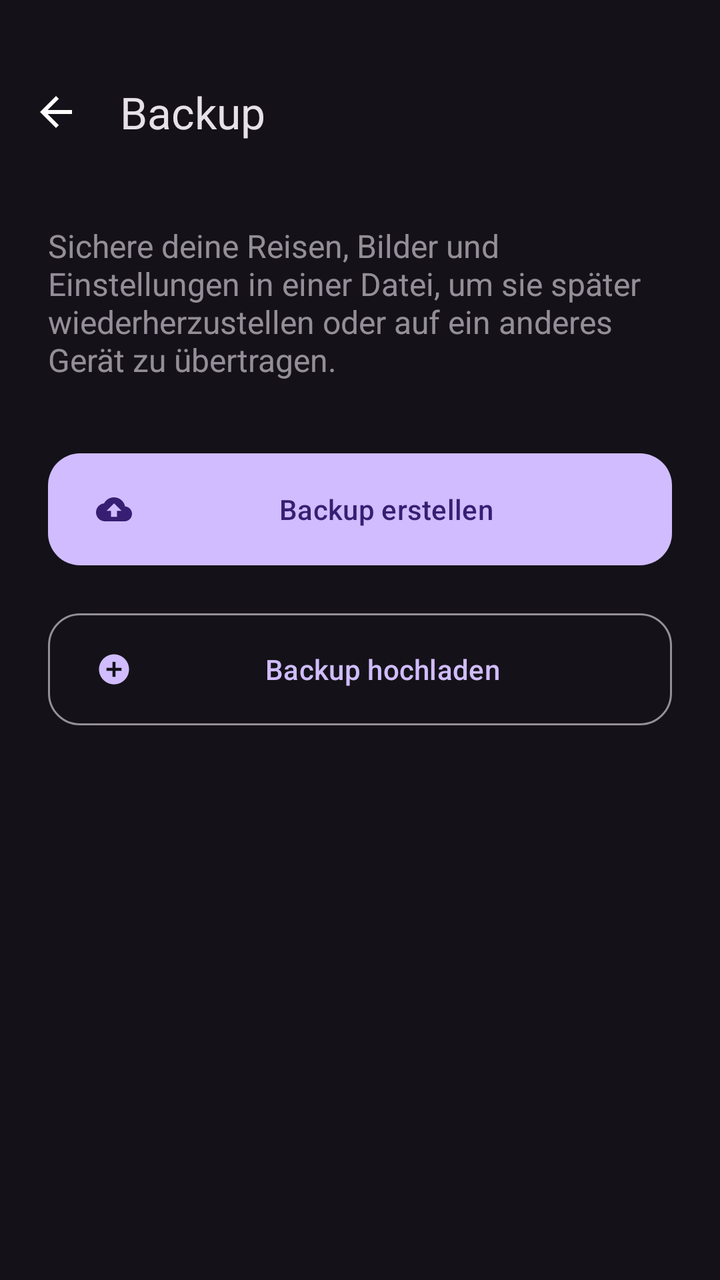
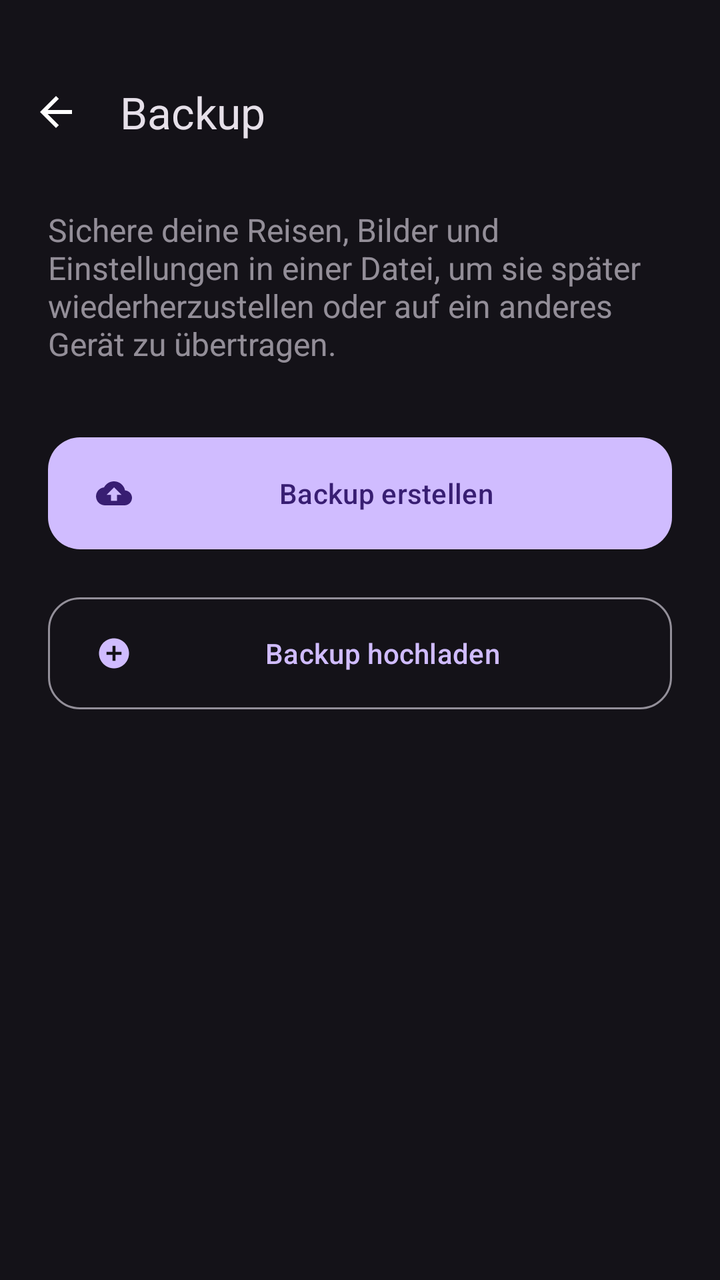

Compare the two renders of this Android layout. The source of the first and the diff that turns it into the second are given below.
<!-- AndroidManifest.xml: application theme Theme.PlacesTracker -->
<!-- res/layout/fragment_backup.xml -->
<?xml version="1.0" encoding="utf-8"?>
<androidx.coordinatorlayout.widget.CoordinatorLayout xmlns:android="http://schemas.android.com/apk/res/android"
    xmlns:app="http://schemas.android.com/apk/res-auto"
    android:layout_width="match_parent"
    android:layout_height="match_parent"
    android:background="?android:attr/windowBackground">

    <com.google.android.material.appbar.AppBarLayout
        android:layout_width="match_parent"
        android:layout_height="wrap_content"
        android:background="@android:color/transparent"
        app:elevation="0dp">

        <View
            android:layout_width="match_parent"
            android:layout_height="24dp" />

        <com.google.android.material.appbar.MaterialToolbar
            android:id="@+id/toolbar"
            android:layout_width="match_parent"
            android:layout_height="?attr/actionBarSize"
            app:navigationIcon="@drawable/ic_arrow_back"
            app:title="@string/backup" />
    </com.google.android.material.appbar.AppBarLayout>

    <LinearLayout
        android:layout_width="match_parent"
        android:layout_height="match_parent"
        android:orientation="vertical"
        android:padding="24dp"
        app:layout_behavior="@string/appbar_scrolling_view_behavior">

        <TextView
            android:layout_width="match_parent"
            android:layout_height="wrap_content"
            android:text="@string/backup_instruction"
            android:textSize="16sp"
            android:alpha="0.7"
            android:layout_marginBottom="32dp"/>

        <com.google.android.material.button.MaterialButton
            android:id="@+id/btnCreateBackup"
            android:layout_width="match_parent"
            android:layout_height="64dp"
            android:text="@string/create_backup"
            app:icon="@drawable/ic_backup"
            app:cornerRadius="16dp"
            android:layout_marginBottom="16dp" />

        <com.google.android.material.button.MaterialButton
            android:id="@+id/btnRestoreBackup"
            style="@style/Widget.Material3.Button.OutlinedButton"
            android:layout_width="match_parent"
            android:layout_height="64dp"
            android:text="@string/upload_backup"
            app:icon="@drawable/ic_add_circle"
            app:cornerRadius="16dp" />

        <View
            android:layout_width="0dp"
            android:layout_height="0dp"
            android:layout_weight="1" />

        <TextView
            android:id="@+id/tvBackupStatus"
            android:layout_width="match_parent"
            android:layout_height="wrap_content"
            android:gravity="center"
            android:text=""
            android:textAppearance="@style/TextAppearance.Material3.BodySmall" />

        <com.google.android.material.progressindicator.LinearProgressIndicator
            android:id="@+id/backupProgress"
            android:layout_width="match_parent"
            android:layout_height="wrap_content"
            android:layout_marginTop="8dp"
            android:visibility="invisible" />

    </LinearLayout>

</androidx.coordinatorlayout.widget.CoordinatorLayout>
<!-- resources referenced by this layout -->
<resources>
  <!-- drawable ic_add_circle (drawable) -->
  <vector xmlns:android="http://schemas.android.com/apk/res/android"
      android:width="24dp"
      android:height="24dp"
      android:viewportWidth="24"
      android:viewportHeight="24">
      <path
          android:fillColor="#FFFFFFFF"
          android:pathData="M12,2C6.48,2 2,6.48 2,12s4.48,10 10,10 10,-4.48 10,-10S17.52,2 12,2zM17,13h-4v4h-2v-4H7v-2h4V7h2v4h4v2z"/>
  </vector>
  <!-- drawable ic_arrow_back (drawable) -->
  <vector xmlns:android="http://schemas.android.com/apk/res/android" android:autoMirrored="true" android:height="24dp" android:tint="#FFFFFF" android:viewportHeight="960" android:viewportWidth="960" android:width="24dp">
        
      <path android:fillColor="@android:color/white" android:pathData="M313,520L537,744L480,800L160,480L480,160L537,216L313,440L800,440L800,520L313,520Z"/>
      
  </vector>
  <!-- drawable ic_backup (drawable) -->
  <vector xmlns:android="http://schemas.android.com/apk/res/android" android:height="24dp" android:tint="#000000" android:viewportHeight="24" android:viewportWidth="24" android:width="24dp">
        
      <path android:fillColor="@android:color/white" android:pathData="M19.35,10.04C18.67,6.59 15.64,4 12,4 9.11,4 6.6,5.64 5.35,8.04 2.34,8.36 0,10.91 0,14c0,3.31 2.69,6 6,6h13c2.76,0 5,-2.24 5,-5 0,-2.64 -2.05,-4.78 -4.65,-4.96zM14,13v4h-4v-4H7l5,-5 5,5h-3z"/>
      
  </vector>
  <string name="backup">Backup</string>
  <string name="backup_instruction">Sichere deine Reisen, Bilder und Einstellungen in einer Datei, um sie später wiederherzustellen oder auf ein anderes Gerät zu übertragen.</string>
  <string name="create_backup">Backup erstellen</string>
  <string name="upload_backup">Backup hochladen</string>
  <style name="Theme.PlacesTracker" parent="Theme.Material3.Dark.NoActionBar" />
</resources>

<!-- the commit's change to res/layout/fragment_backup.xml (unified diff, before → after) -->
@@ -11,23 +11,23 @@
         android:background="@android:color/transparent"
         app:elevation="0dp">
 
-        <View
-            android:layout_width="match_parent"
-            android:layout_height="24dp" />
-
         <com.google.android.material.appbar.MaterialToolbar
             android:id="@+id/toolbar"
             android:layout_width="match_parent"
             android:layout_height="?attr/actionBarSize"
+            android:layout_marginTop="24dp"
             app:navigationIcon="@drawable/ic_arrow_back"
-            app:title="@string/backup" />
+            app:title="@string/backup"
+            app:titleTextAppearance="@style/TextAppearance.Material3.TitleLarge" />
     </com.google.android.material.appbar.AppBarLayout>
 
     <LinearLayout
         android:layout_width="match_parent"
         android:layout_height="match_parent"
         android:orientation="vertical"
-        android:padding="24dp"
+        android:paddingHorizontal="24dp"
+        android:paddingTop="16dp"
+        android:paddingBottom="24dp"
         app:layout_behavior="@string/appbar_scrolling_view_behavior">
 
         <TextView
